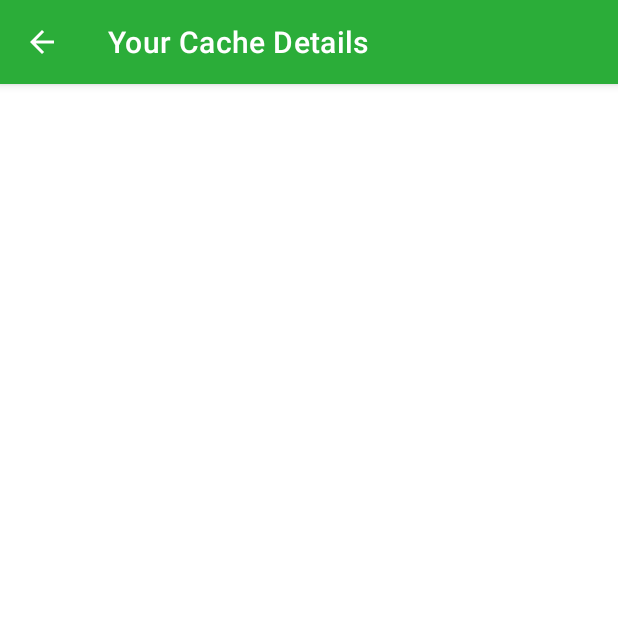
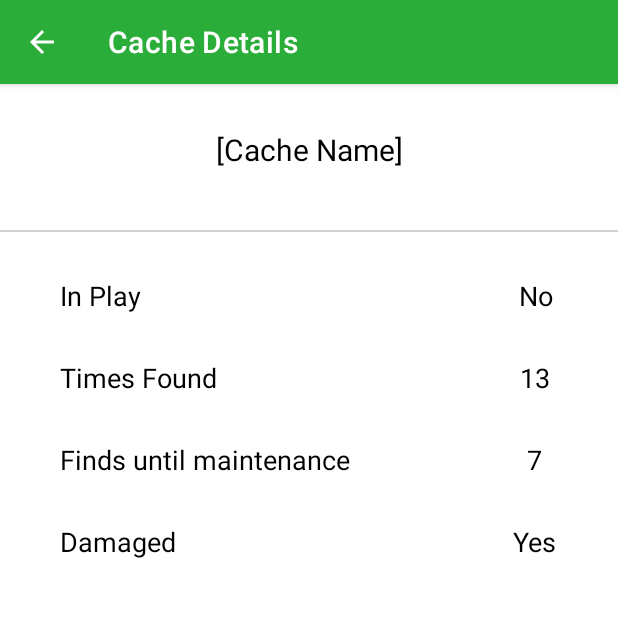
Before and after one commit to jay-whitwell/COMP2000-Set-Exercises, an Android app: the YourCachesActivity screen opened directly, with no data from a screen before it, after a tap on "CACHE 4", on a phone screen of 412 x 824 dp, the top half of it. Run offline under Robolectric (Android 15) with nearby library versions, the phone set to English and light mode, and no system bars.

Commit message:
Finalised View Caches page. TODO: Caches Found

```diff
--- a/app/src/main/AndroidManifest.xml
+++ b/app/src/main/AndroidManifest.xml
@@ -10,8 +10,8 @@
         android:supportsRtl="true"
         android:theme="@style/Theme.COMP2000_Geocache">
         <activity
-            android:name=".YourCacheDetailsActivity"
-            android:label="Your Cache Details"
+            android:name=".CacheInPlayActivity"
+            android:label="Cache Details"
             android:parentActivityName=".YourCachesActivity"
             android:exported="true" />
         <activity
--- /dev/null
+++ b/app/src/main/java/com/example/comp2000_geocache/CacheInPlayActivity.java
@@ -0,0 +1,32 @@
+package com.example.comp2000_geocache;
+
+import androidx.appcompat.app.AppCompatActivity;
+
+import android.content.Intent;
+import android.os.Bundle;
+import android.widget.TextView;
+
+public class CacheInPlayActivity extends AppCompatActivity {
+
+    @Override
+    protected void onCreate(Bundle savedInstanceState) {
+        super.onCreate(savedInstanceState);
+        setContentView(R.layout.activity_cache_in_play);
+
+        // Get the list
+        Intent intent = getIntent();
+        String[] cacheDetails = intent.getStringArrayExtra(YourCachesActivity.EXTRA_MESSAGE);
+
+        // Get the TextViews to change the details
+        TextView inPlay = findViewById(R.id.isInPlay);
+        TextView timesFound = findViewById(R.id.timesFound);
+        TextView untilMaintenance = findViewById(R.id.untilMaintenance);
+        TextView isDamaged = findViewById(R.id.isDamaged);
+
+        inPlay.setText(cacheDetails[0]);
+        timesFound.setText(cacheDetails[1]);
+        untilMaintenance.setText(cacheDetails[2]);
+        isDamaged.setText(cacheDetails[3]);
+
+    }
+}
--- a/app/src/main/java/com/example/comp2000_geocache/YourCacheDetailsActivity.java
+++ /dev/null
@@ -1,14 +0,0 @@
-package com.example.comp2000_geocache;
-
-import androidx.appcompat.app.AppCompatActivity;
-
-import android.os.Bundle;
-
-public class YourCacheDetailsActivity extends AppCompatActivity {
-
-    @Override
-    protected void onCreate(Bundle savedInstanceState) {
-        super.onCreate(savedInstanceState);
-        setContentView(R.layout.activity_your_cache_details);
-    }
-}
--- a/app/src/main/java/com/example/comp2000_geocache/YourCachesActivity.java
+++ b/app/src/main/java/com/example/comp2000_geocache/YourCachesActivity.java
@@ -8,6 +8,8 @@ import android.view.View;
 import android.widget.Button;
 
 public class YourCachesActivity extends AppCompatActivity {
+
+    public static final String EXTRA_MESSAGE = "com.example.comp2000_geocache.MESSAGE";
 
     @Override
     protected void onCreate(Bundle savedInstanceState) {
@@ -22,35 +24,58 @@ public class YourCachesActivity extends AppCompatActivity {
         cacheButton1.setOnClickListener(new View.OnClickListener() {
             @Override
             public void onClick(View view) {
-                details();
+                inPlay();
             }
         });
 
         cacheButton2.setOnClickListener(new View.OnClickListener() {
             @Override
             public void onClick(View view) {
-                details();
+                inPlay();
             }
         });
 
         cacheButton3.setOnClickListener(new View.OnClickListener() {
             @Override
             public void onClick(View view) {
-                details();
+                maintenace();
             }
         });
 
         cacheButton4.setOnClickListener(new View.OnClickListener() {
             @Override
             public void onClick(View view) {
-                details();
+                damaged();
             }
         });
     }
 
-    public void details()
+    public void inPlay()
     {
-        Intent intent = new Intent(this, YourCacheDetailsActivity.class);
+        Intent intent = new Intent(this, CacheInPlayActivity.class);
+
+        // Create the example list so we don't need to create 4 different pages
+        String[] cacheDetails = new String[] { "Yes", "15", "5", "No"};
+
+        intent.putExtra(EXTRA_MESSAGE, cacheDetails);
+        startActivity(intent);
+    }
+
+    public void damaged()
+    {
+        Intent intent = new Intent(this, CacheInPlayActivity.class);
+        String[] cacheDetails = new String[] { "No", "13", "7", "Yes" };
+
+        intent.putExtra(EXTRA_MESSAGE, cacheDetails);
+        startActivity(intent);
+    }
+
+    public void maintenace()
+    {
+        Intent intent = new Intent(this, CacheInPlayActivity.class);
+        String[] cacheDetails = new String[] { "No", "20", "0", "No" };
+
+        intent.putExtra(EXTRA_MESSAGE, cacheDetails);
         startActivity(intent);
     }
 
--- /dev/null
+++ b/app/src/main/res/layout/activity_cache_in_play.xml
@@ -0,0 +1,137 @@
+<?xml version="1.0" encoding="utf-8"?>
+<androidx.constraintlayout.widget.ConstraintLayout xmlns:android="http://schemas.android.com/apk/res/android"
+    xmlns:app="http://schemas.android.com/apk/res-auto"
+    xmlns:tools="http://schemas.android.com/tools"
+    android:layout_width="match_parent"
+    android:layout_height="match_parent"
+    tools:context=".CacheInPlayActivity">
+
+    <View
+        android:id="@+id/view10"
+        android:layout_width="match_parent"
+        android:layout_height="1dp"
+        android:layout_marginTop="40dp"
+        android:background="@color/grey"
+        app:layout_constraintStart_toStartOf="parent"
+        app:layout_constraintTop_toBottomOf="@+id/textView8" />
+
+    <TextView
+        android:id="@+id/textView8"
+        android:layout_width="wrap_content"
+        android:layout_height="wrap_content"
+        android:layout_marginTop="30dp"
+        android:text="@string/default_cache"
+        android:textColor="#000000"
+        android:textSize="20sp"
+        app:layout_constraintEnd_toEndOf="parent"
+        app:layout_constraintStart_toStartOf="parent"
+        app:layout_constraintTop_toTopOf="parent" />
+
+    <TextView
+        android:id="@+id/textView9"
+        android:layout_width="wrap_content"
+        android:layout_height="wrap_content"
+        android:layout_marginStart="40dp"
+        android:layout_marginTop="30dp"
+        android:text="@string/times_found"
+        android:textColor="#000000"
+        android:textSize="18sp"
+        app:layout_constraintStart_toStartOf="parent"
+        app:layout_constraintTop_toBottomOf="@+id/textView11" />
+
+    <TextView
+        android:id="@+id/textView12"
+        android:layout_width="wrap_content"
+        android:layout_height="wrap_content"
+        android:layout_marginStart="40dp"
+        android:layout_marginTop="30dp"
+        android:text="@string/finds_until_maintenance"
+        android:textColor="#000000"
+        android:textSize="18sp"
+        app:layout_constraintStart_toStartOf="parent"
+        app:layout_constraintTop_toBottomOf="@+id/textView9" />
+
+    <TextView
+        android:id="@+id/textView13"
+        android:layout_width="wrap_content"
+        android:layout_height="wrap_content"
+        android:layout_marginStart="40dp"
+        android:layout_marginTop="30dp"
+        android:text="@string/damaged"
+        android:textColor="#000000"
+        android:textSize="18sp"
+        app:layout_constraintStart_toStartOf="parent"
+        app:layout_constraintTop_toBottomOf="@+id/textView12" />
+
+    <TextView
+        android:id="@+id/textView11"
+        android:layout_width="wrap_content"
+        android:layout_height="wrap_content"
+        android:layout_marginStart="40dp"
+        android:layout_marginTop="30dp"
+        android:text="@string/in_play"
+        android:textColor="#000000"
+        android:textSize="18sp"
+        app:layout_constraintStart_toStartOf="parent"
+        app:layout_constraintTop_toBottomOf="@+id/view10" />
+
+    <TextView
+        android:id="@+id/isInPlay"
+        android:layout_width="wrap_content"
+        android:layout_height="wrap_content"
+        android:layout_marginStart="248dp"
+        android:layout_marginTop="30dp"
+        android:layout_marginEnd="40dp"
+        android:text="@string/no"
+        android:textColor="#000000"
+        android:textSize="18sp"
+        app:layout_constraintEnd_toEndOf="parent"
+        app:layout_constraintStart_toEndOf="@+id/textView11"
+        app:layout_constraintTop_toBottomOf="@+id/view10" />
+
+    <TextView
+        android:id="@+id/timesFound"
+        android:layout_width="wrap_content"
+        android:layout_height="wrap_content"
+        android:layout_marginStart="248dp"
+        android:layout_marginTop="30dp"
+        android:layout_marginEnd="40dp"
+        android:textColor="#000000"
+        android:textSize="18sp"
+        app:layout_constraintEnd_toEndOf="parent"
+        app:layout_constraintHorizontal_bias="0.478"
+        app:layout_constraintStart_toEndOf="@+id/textView11"
+        app:layout_constraintTop_toBottomOf="@+id/isInPlay"
+        tools:text="0" />
+
+    <TextView
+        android:id="@+id/untilMaintenance"
+        android:layout_width="wrap_content"
+        android:layout_height="wrap_content"
+        android:layout_marginStart="248dp"
+        android:layout_marginTop="30dp"
+        android:layout_marginEnd="40dp"
+        android:textColor="#000000"
+        android:textSize="18sp"
+        app:layout_constraintEnd_toEndOf="parent"
+        app:layout_constraintHorizontal_bias="0.478"
+        app:layout_constraintStart_toEndOf="@+id/textView11"
+        app:layout_constraintTop_toBottomOf="@+id/timesFound"
+        tools:text="0" />
+
+    <TextView
+        android:id="@+id/isDamaged"
+        android:layout_width="wrap_content"
+        android:layout_height="wrap_content"
+        android:layout_marginStart="248dp"
+        android:layout_marginTop="30dp"
+        android:layout_marginEnd="40dp"
+        android:text="@string/no"
+        android:textColor="#000000"
+        android:textSize="18sp"
+        app:layout_constraintEnd_toEndOf="parent"
+        app:layout_constraintHorizontal_bias="0.478"
+        app:layout_constraintStart_toEndOf="@+id/textView11"
+        app:layout_constraintTop_toBottomOf="@+id/untilMaintenance" />
+
+</androidx.constraintlayout.widget.ConstraintLayout>
--- a/app/src/main/res/layout/activity_view_item.xml
+++ b/app/src/main/res/layout/activity_view_item.xml
@@ -10,7 +10,7 @@
         android:id="@+id/view7"
         android:layout_width="match_parent"
         android:layout_height="1dp"
-        android:layout_marginTop="41dp"
+        android:layout_marginTop="40dp"
         android:background="@color/grey"
         app:layout_constraintStart_toStartOf="parent"
         app:layout_constraintTop_toBottomOf="@+id/textView3" />
@@ -37,7 +37,7 @@
         android:id="@+id/textView3"
         android:layout_width="wrap_content"
         android:layout_height="wrap_content"
-        android:layout_marginTop="36dp"
+        android:layout_marginTop="30dp"
         android:text="@string/default_cache"
         android:textColor="#000000"
         android:textSize="20sp"
--- a/app/src/main/res/values/strings.xml
+++ b/app/src/main/res/values/strings.xml
@@ -42,8 +42,12 @@
     <string name="cache3">Cache 3</string>
     <string name="cache4">Cache 4</string>
     <string name="in_play">In Play</string>
+    <string name="times_found">Times Found</string>
+    <string name="finds_until_maintenance">Finds until maintenance</string>
     <string name="maintenance">Maintenance Required</string>
     <string name="damaged">Damaged</string>
+    <string name="yes">Yes</string>
+    <string name="no">No</string>
 
     <string name="placeholder_paragraph">This is a placeholder description
     This is a placeholder description
@@ -55,4 +59,6 @@
     This is a placeholder description
     This is a placeholder description
     </string>
+    <string name="_15">15</string>
+    <string name="_5">5</string>
 </resources>
```
